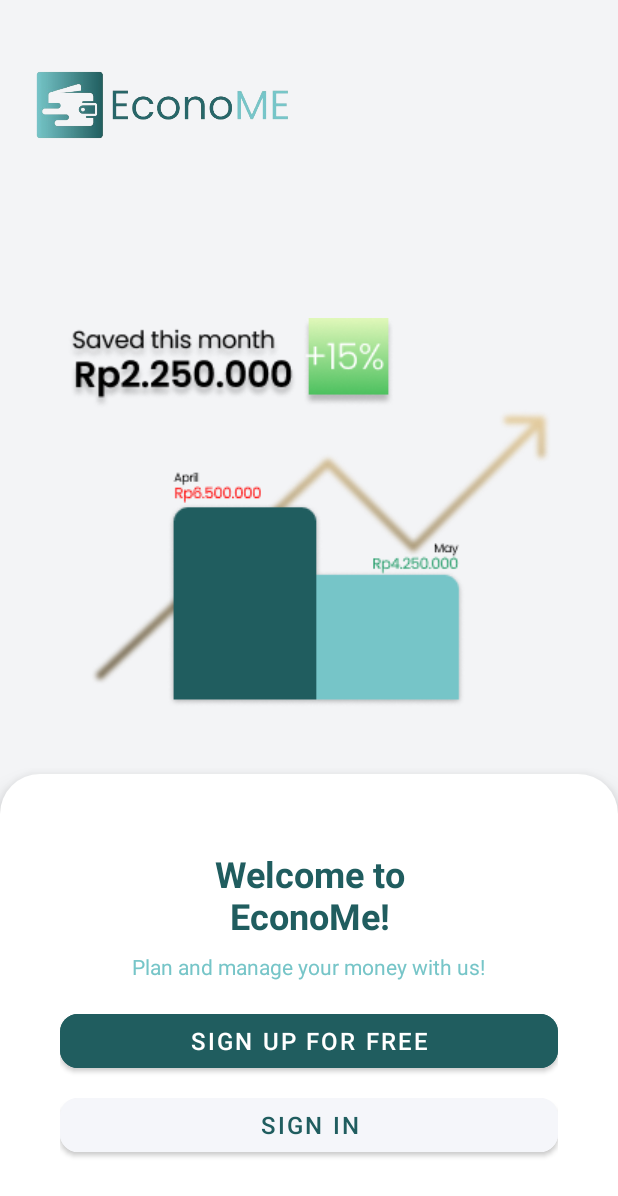
After one commit to C241-PS364/src-kotlin-econome, an Android app: the layout activity_welcome.xml on its own in the app's theme, with its tools: preview values and no code run, on a phone screen of 412 x 824 dp. The commit adds this screen. Shown: the top 1196 px of the screen. Run offline under Robolectric (Android 15) with nearby library versions, the phone set to English and light mode, and no system bars.

Commit message:
Updated welcome page login & register front-end

```diff
--- a/app/src/main/java/com/dicoding/econome/model/MainViewModel.kt
+++ b/app/src/main/java/com/dicoding/econome/model/MainViewModel.kt
@@ -17,8 +17,8 @@ class MainViewModel(private val repository: Repository) : ViewModel() {
     val rotate: LiveData<Boolean> = mRotate
 
     fun login(email: String, pass: String) = repository.login(email, pass)
-    fun register(nama: String, email: String, pass: String, age: String, job: String, gender: String) =
-        repository.register(nama, email, pass, age, job, gender)
+    fun register(nama: String, email: String, pass: String, age: String, major: String, gender: String) =
+        repository.register(nama, email, pass, age, major, gender)
 }
 
 class ViewModelFactory(private val context: Context) : ViewModelProvider.Factory {
--- /dev/null
+++ b/app/src/main/res/drawable/background_welcome.xml
@@ -0,0 +1,11 @@
+<?xml version="1.0" encoding="utf-8"?>
+<shape xmlns:android="http://schemas.android.com/apk/res/android">
+    <solid android:color="#FFFFFF"/>
+    <corners
+        android:topRightRadius="26.5dp"
+        android:topLeftRadius="26.5dp"/>
+    <padding android:left="16dp"
+        android:top="16dp"
+        android:right="16dp"
+        android:bottom="16dp"/>
+</shape>
--- /dev/null
+++ b/app/src/main/res/drawable/baseline_business_center_24.xml
@@ -0,0 +1,5 @@
+<vector xmlns:android="http://schemas.android.com/apk/res/android" android:height="24dp" android:tint="#000000" android:viewportHeight="24" android:viewportWidth="24" android:width="24dp">
+
+    <path android:fillColor="@android:color/white" android:pathData="M10,16v-1L3.01,15L3,19c0,1.11 0.89,2 2,2h14c1.11,0 2,-0.89 2,-2v-4h-7v1h-4zM20,7h-4.01L15.99,5l-2,-2h-4l-2,2v2L4,7c-1.1,0 -2,0.9 -2,2v3c0,1.11 0.89,2 2,2h6v-2h4v2h6c1.1,0 2,-0.9 2,-2L22,9c0,-1.1 -0.9,-2 -2,-2zM14,7h-4L10,5h4v2z"/>
+
+</vector>
--- /dev/null
+++ b/app/src/main/res/drawable/baseline_calendar_today_24.xml
@@ -0,0 +1,5 @@
+<vector xmlns:android="http://schemas.android.com/apk/res/android" android:height="24dp" android:tint="#000000" android:viewportHeight="24" android:viewportWidth="24" android:width="24dp">
+
+    <path android:fillColor="@android:color/white" android:pathData="M20,3h-1L19,1h-2v2L7,3L7,1L5,1v2L4,3c-1.1,0 -2,0.9 -2,2v16c0,1.1 0.9,2 2,2h16c1.1,0 2,-0.9 2,-2L22,5c0,-1.1 -0.9,-2 -2,-2zM20,21L4,21L4,8h16v13z"/>
+
+</vector>
--- /dev/null
+++ b/app/src/main/res/drawable/baseline_compare_arrows_24.xml
@@ -0,0 +1,5 @@
+<vector xmlns:android="http://schemas.android.com/apk/res/android" android:autoMirrored="true" android:height="24dp" android:tint="#000000" android:viewportHeight="24" android:viewportWidth="24" android:width="24dp">
+
+    <path android:fillColor="@android:color/white" android:pathData="M9.01,14H2v2h7.01v3L13,15l-3.99,-4V14zM14.99,13v-3H22V8h-7.01V5L11,9L14.99,13z"/>
+
+</vector>
--- /dev/null
+++ b/app/src/main/res/drawable/round_edit_text.xml
@@ -0,0 +1,5 @@
+<?xml version="1.0" encoding="utf-8"?>
+<shape xmlns:android="http://schemas.android.com/apk/res/android">
+    <corners android:radius="100dp"/>
+    <stroke android:color="@color/black" android:width="1dp"/>
+</shape>
--- /dev/null
+++ b/app/src/main/res/layout/activity_welcome.xml
@@ -0,0 +1,90 @@
+<!-- res/layout/activity_main.xml -->
+<androidx.constraintlayout.widget.ConstraintLayout xmlns:android="http://schemas.android.com/apk/res/android"
+    xmlns:app="http://schemas.android.com/apk/res-auto"
+    android:layout_width="match_parent"
+    android:layout_height="match_parent">
+
+    <LinearLayout
+        android:id="@+id/welcomeContainer"
+        android:layout_width="0dp"
+        android:layout_height="wrap_content"
+        android:background="@drawable/background_welcome"
+        android:elevation="10dp"
+        android:orientation="vertical"
+        android:paddingHorizontal="40dp"
+        android:paddingVertical="50dp"
+        app:layout_constraintBottom_toBottomOf="parent"
+        app:layout_constraintEnd_toEndOf="parent"
+        app:layout_constraintHorizontal_bias="1.0"
+        app:layout_constraintStart_toStartOf="parent">
+
+        <TextView
+            android:id="@+id/welcomeText"
+            android:layout_width="wrap_content"
+            android:layout_height="wrap_content"
+            android:layout_gravity="center_horizontal"
+            android:layout_marginHorizontal="50dp"
+            android:gravity="center"
+            android:text="@string/welcome"
+            android:textColor="?colorPrimary"
+            android:textSize="24sp"
+            android:textStyle="bold" />
+
+        <TextView
+            android:id="@+id/descriptionText"
+            android:layout_width="wrap_content"
+            android:layout_height="wrap_content"
+            android:layout_gravity="center_horizontal"
+            android:layout_marginHorizontal="25dp"
+            android:layout_marginTop="8dp"
+            android:gravity="center"
+            android:text="@string/desc_welcome"
+            android:textColor="?colorSecondary"
+            android:textSize="14sp" />
+
+        <Button
+            android:id="@+id/signupButton"
+            android:layout_width="match_parent"
+            android:layout_height="wrap_content"
+            android:layout_marginTop="16dp"
+            android:backgroundTint="?colorPrimary"
+            android:text="@string/signfree"
+            android:textColor="#FFFFFF"
+            android:textSize="16sp"
+            app:cornerRadius="12dp" />
+
+        <Button
+            android:id="@+id/signinButton"
+            android:layout_width="match_parent"
+            android:layout_height="wrap_content"
+            android:layout_marginTop="8dp"
+            android:backgroundTint="@color/white"
+            android:text="@string/signin"
+            android:textColor="?colorPrimary"
+            android:textSize="16sp"
+            app:cornerRadius="12dp" />
+    </LinearLayout>
+
+    <ImageView
+        android:id="@+id/imageView2"
+        android:layout_width="wrap_content"
+        android:layout_height="wrap_content"
+        android:layout_marginTop="43dp"
+        app:layout_constraintBottom_toTopOf="@+id/welcomeContainer"
+        app:layout_constraintEnd_toEndOf="parent"
+        app:layout_constraintStart_toStartOf="parent"
+        app:layout_constraintTop_toBottomOf="@+id/imageView3"
+        app:srcCompat="@drawable/welcome" />
+
+    <ImageView
+        android:id="@+id/imageView3"
+        android:layout_width="186dp"
+        android:layout_height="108dp"
+        android:layout_marginTop="16dp"
+        app:layout_constraintEnd_toEndOf="parent"
+        app:layout_constraintHorizontal_bias="0.071"
+        app:layout_constraintStart_toStartOf="parent"
+        app:layout_constraintTop_toTopOf="parent"
+        app:srcCompat="@drawable/main_logo" />
+
+</androidx.constraintlayout.widget.ConstraintLayout>
--- a/app/src/main/res/values/strings.xml
+++ b/app/src/main/res/values/strings.xml
@@ -30,8 +30,11 @@
     <string name="top_spending">Top Spending</string>
     <string name="top_spending_details">Top Spending Details</string>
 
-    <string name="welcome">Hey there! Welcome to EconoMe!</string>
-    <string name="signin">Log In</string>
+    <string name="welcome">Welcome to EconoMe!</string>
+    <string name="desc_welcome">Plan and manage your money with us!</string>
+    <string name="desc_signup">Please sign up first</string>
+    <string name="signfree">Sign Up for Free</string>
+    <string name="signin">Sign In</string>
     <string name="signup">Sign Up</string>
     <string name="email">Email</string>
     <string name="errormail">Please enter a valid email address</string>
@@ -39,8 +42,8 @@
     <string name="messageregist">Already have an account?</string>
     <string name="messagelogin">Dont have an account yet?</string>
     <string name="name">Enter your name</string>
-    <string name="job">Enter your job</string>
-    <string name="age">Enter your age</string>
+    <string name="major">Enter your major</string>
+    <string name="age">Enter your date of birth</string>
     <string name="gender">Enter your gender</string>
     <string name="password">Enter your password</string>
     <string name="emptymail">Email cannot be empty</string>
```
Also changed, not shown: app/src/main/AndroidManifest.xml (+11 -8 lines), app/src/main/java/com/dicoding/econome/activity/LoginActivity.kt (+10 -10 lines), app/src/main/java/com/dicoding/econome/activity/RegisterActivity.kt (+50 -9 lines), app/src/main/java/com/dicoding/econome/activity/WelcomeActivity.kt (added, +33 -0 lines), app/src/main/java/com/dicoding/econome/util/ApiService.kt (+1 -19 lines), app/src/main/java/com/dicoding/econome/util/Repository.kt (+2 -5 lines), app/src/main/res/layout/activity_login.xml (+39 -54 lines), app/src/main/res/layout/activity_register.xml (+78 -67 lines), app/src/main/res/drawable/main_logo.png (added), app/src/main/res/drawable/sec_logo.png (added), app/src/main/res/drawable/welcome.png (added).
